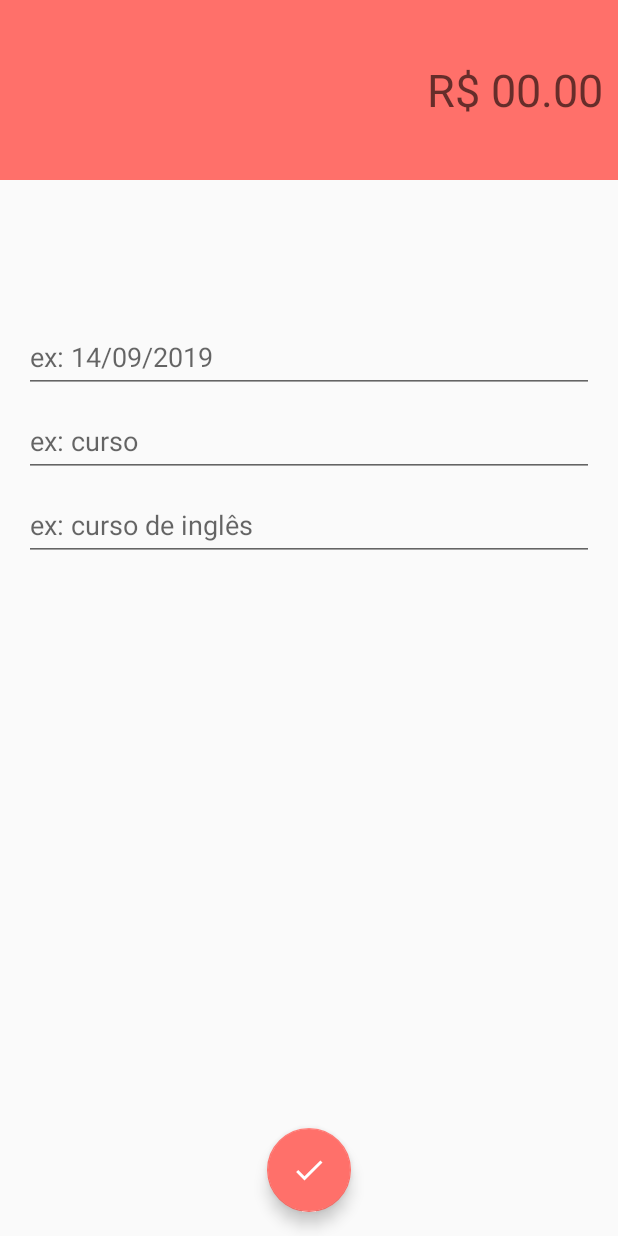
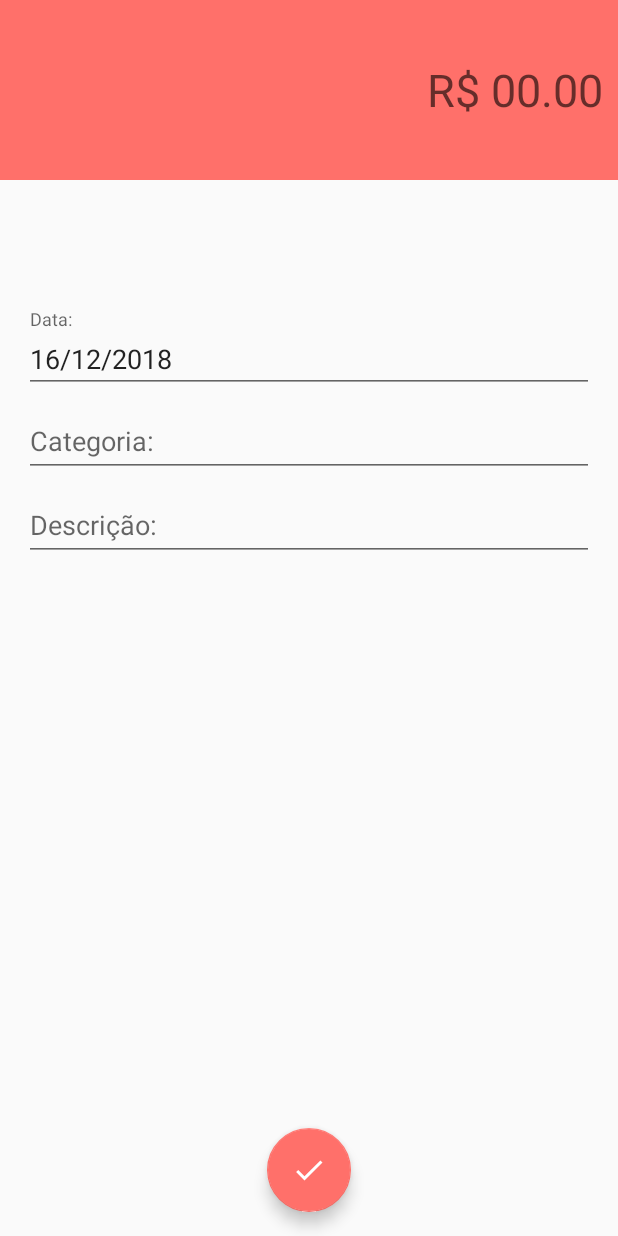
Before and after one commit to fabriciocurvello/DrDespesa, an Android app: the DespesasActivity screen opened directly, with no data from a screen before it, on a phone screen of 412 x 824 dp. Run offline under Robolectric (Android 15) with nearby library versions, the phone set to English and light mode, and no system bars.

Commit message:
Movimentacao de despesas salvando no FirebaseDatabase

```diff
--- a/app/src/main/java/com/example/fabricio/drdespesa/activity/IntroActivity.java
+++ b/app/src/main/java/com/example/fabricio/drdespesa/activity/IntroActivity.java
@@ -6,7 +6,7 @@ import android.os.Bundle;
 import android.view.View;
 
 import com.example.fabricio.drdespesa.R;
-import com.example.fabricio.drdespesa.config.ConfiguracaoFirebase;
+import com.example.fabricio.drdespesa.util.ConfiguracaoFirebase;
 import com.google.firebase.auth.FirebaseAuth;
 
 public class IntroActivity extends AppCompatActivity {
--- a/app/src/main/java/com/example/fabricio/drdespesa/activity/LoginActivity.java
+++ b/app/src/main/java/com/example/fabricio/drdespesa/activity/LoginActivity.java
@@ -10,7 +10,7 @@ import android.widget.EditText;
 import android.widget.Toast;
 
 import com.example.fabricio.drdespesa.R;
-import com.example.fabricio.drdespesa.config.ConfiguracaoFirebase;
+import com.example.fabricio.drdespesa.util.ConfiguracaoFirebase;
 import com.example.fabricio.drdespesa.model.Usuario;
 import com.google.android.gms.tasks.OnCompleteListener;
 import com.google.android.gms.tasks.Task;
@@ -18,8 +18,6 @@ import com.google.firebase.auth.AuthResult;
 import com.google.firebase.auth.FirebaseAuth;
 import com.google.firebase.auth.FirebaseAuthInvalidCredentialsException;
 import com.google.firebase.auth.FirebaseAuthInvalidUserException;
-import com.google.firebase.auth.FirebaseAuthUserCollisionException;
-import com.google.firebase.auth.FirebaseAuthWeakPasswordException;
 
 public class LoginActivity extends AppCompatActivity {
 
--- a/app/src/main/java/com/example/fabricio/drdespesa/helper/Base64Custom.java
+++ b/app/src/main/java/com/example/fabricio/drdespesa/util/Base64Custom.java
@@ -1,4 +1,4 @@
-package com.example.fabricio.drdespesa.helper;
+package com.example.fabricio.drdespesa.util;
 
 import android.util.Base64;
 
--- a/app/src/main/java/com/example/fabricio/drdespesa/config/ConfiguracaoFirebase.java
+++ b/app/src/main/java/com/example/fabricio/drdespesa/util/ConfiguracaoFirebase.java
@@ -1,4 +1,4 @@
-package com.example.fabricio.drdespesa.config;
+package com.example.fabricio.drdespesa.util;
 
 import com.google.firebase.auth.FirebaseAuth;
 import com.google.firebase.database.DatabaseReference;
--- /dev/null
+++ b/app/src/main/java/com/example/fabricio/drdespesa/util/DateCustom.java
@@ -0,0 +1,34 @@
+package com.example.fabricio.drdespesa.util;
+
+import java.text.SimpleDateFormat;
+
+public class DateCustom {
+
+    //Retorna a data atual
+    public static String dataAtual() {
+
+        //Retorna a data atual representada em um número long
+        long data = System.currentTimeMillis();
+
+        //Defindo o padrão de Formatação da data para exibição
+        SimpleDateFormat simpleDateFormat = new SimpleDateFormat("dd/MM/yyyy");
+
+        //Aplicando o padrão à data atual
+        String dataString = simpleDateFormat.format(data);
+
+        return dataString;
+    }
+
+    //Retorna o ano e mês da data escolhida pelo usuário
+    public static String anoMesDataEscolhida(String data){
+
+        String retornoData[] = data.split("/");
+        String dia = retornoData[0];//dia 23
+        String mes = retornoData[1];//mes 01
+        String ano = retornoData[2];//ano 2018
+
+        String anoMes = ano + mes;
+        return anoMes;
+    }
+
+}
--- a/app/src/main/res/layout/activity_despesas.xml
+++ b/app/src/main/res/layout/activity_despesas.xml
@@ -19,17 +19,17 @@
         app:layout_constraintTop_toTopOf="parent">
 
         <EditText
-            android:id="@+id/editText"
+            android:id="@+id/editValorDespesas"
             android:layout_width="match_parent"
             android:layout_height="wrap_content"
             android:background="@android:color/transparent"
             android:ems="10"
+            android:gravity="end"
             android:hint="R$ 00.00"
             android:inputType="numberDecimal"
             android:textAlignment="textEnd"
             android:textColor="@android:color/white"
-            android:textSize="30sp"
-            android:gravity="end"/>
+            android:textSize="30sp" />
     </LinearLayout>
 
     <android.support.design.widget.TextInputLayout
@@ -46,9 +46,10 @@
         app:layout_constraintVertical_chainStyle="packed">
 
         <android.support.design.widget.TextInputEditText
+            android:id="@+id/editDataDespesas"
             android:layout_width="match_parent"
             android:layout_height="wrap_content"
-            android:hint="ex: 14/09/2019" />
+            android:hint="Data: " />
     </android.support.design.widget.TextInputLayout>
 
     <android.support.design.widget.TextInputLayout
@@ -63,9 +64,10 @@
         app:layout_constraintTop_toBottomOf="@+id/textInputLayout2">
 
         <android.support.design.widget.TextInputEditText
+            android:id="@+id/editCategoriaDespesas"
             android:layout_width="match_parent"
             android:layout_height="wrap_content"
-            android:hint="ex: curso" />
+            android:hint="Categoria:" />
     </android.support.design.widget.TextInputLayout>
 
     <android.support.design.widget.TextInputLayout
@@ -80,24 +82,26 @@
         app:layout_constraintTop_toBottomOf="@+id/textInputLayout">
 
         <android.support.design.widget.TextInputEditText
+            android:id="@+id/editDescricaoDespesas"
             android:layout_width="match_parent"
             android:layout_height="wrap_content"
-            android:hint="ex: curso de inglês" />
+            android:hint="Descrição:" />
     </android.support.design.widget.TextInputLayout>
 
     <android.support.design.widget.FloatingActionButton
-        android:id="@+id/floatingActionButton"
+        android:id="@+id/fabSalvarDespesas"
         android:layout_width="wrap_content"
         android:layout_height="wrap_content"
+        android:layout_marginStart="8dp"
+        android:layout_marginEnd="8dp"
         android:layout_marginBottom="16dp"
-        android:layout_marginEnd="8dp"
-        android:layout_marginStart="8dp"
         android:clickable="true"
+        android:focusable="true"
         app:layout_constraintBottom_toBottomOf="parent"
         app:layout_constraintEnd_toEndOf="parent"
         app:layout_constraintStart_toStartOf="parent"
         app:srcCompat="@drawable/ic_confirmar_branco_24dp"
-        android:focusable="true" />
+        android:onClick="salvarDespesa"/>
 
 
 </android.support.constraint.ConstraintLayout>
--- a/app/src/main/res/values/colors.xml
+++ b/app/src/main/res/values/colors.xml
@@ -13,4 +13,9 @@
     <color name="colorPrimaryReceita">#00d39e</color>
     <color name="colorPrimaryDarkReceita">#00BE8B</color>
     <color name="colorAccentReceita">#00D39E</color>
+
+    <!-- Cores logoff -->
+    <color name="colorPrimaryLogoff">#a7a7a7</color>
+    <color name="colorPrimaryDarkLogoff">#8f8f8f</color>
+    <color name="colorAccentLogoff">#a7a7a7</color>
 </resources>
```
Also changed, not shown: app/src/main/java/com/example/fabricio/drdespesa/activity/CadastroActivity.java (+4 -4 lines), app/src/main/java/com/example/fabricio/drdespesa/activity/DespesasActivity.java (+67 -0 lines), app/src/main/java/com/example/fabricio/drdespesa/activity/MainActivity.java (+15 -2 lines), app/src/main/java/com/example/fabricio/drdespesa/model/Movimentacao.java (added, +88 -0 lines), app/src/main/java/com/example/fabricio/drdespesa/model/Usuario.java (+19 -5 lines), app/src/main/res/layout/activity_main.xml (+11 -0 lines).
